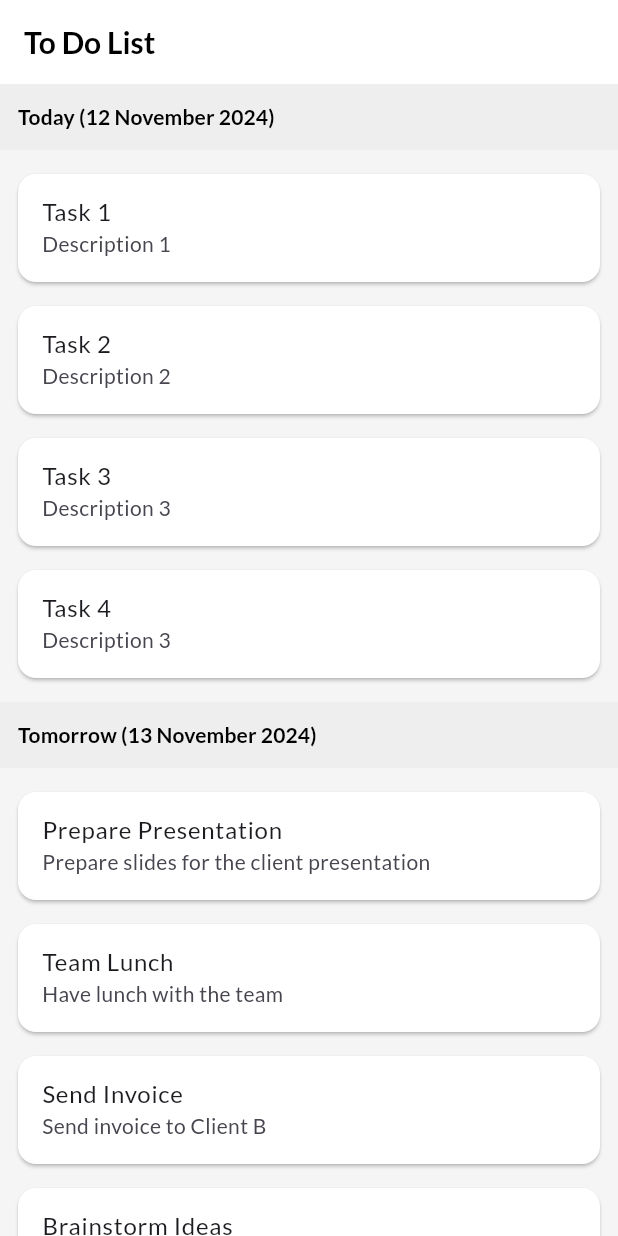
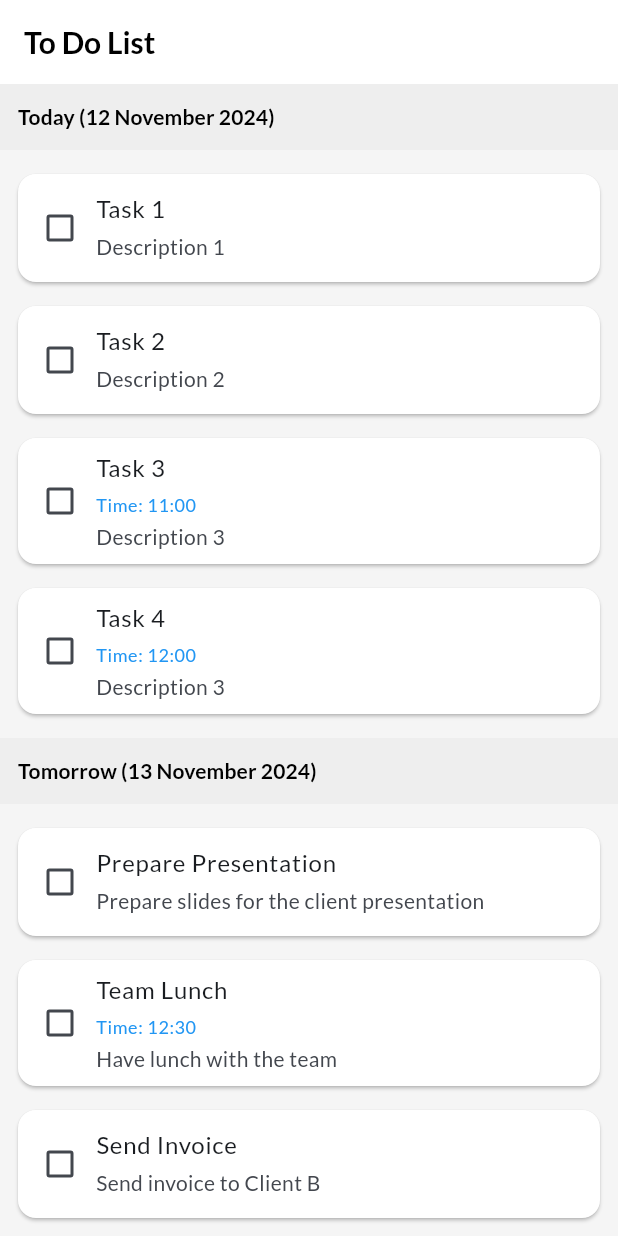
Before and after one commit to prasetya4di/test_algo_studio, a Flutter app: the screen it shows after launch, on a phone screen of 412 x 824 dp. Run offline on Flutter 3.47's test engine with Material 3 defaults, Android fonts, the phone set to English and light mode, and no system bars; our stand-ins replace auto_route, flutter_riverpod, freezed_annotation, google_fonts; missing offline and left inert: easy_sticky_header.

Commit message:
Add function to complete a task

```diff
--- a/lib/main.dart
+++ b/lib/main.dart
@@ -19,6 +19,7 @@ class MyApp extends StatelessWidget {
     return MaterialApp.router(
       title: 'Test Algo Studio',
       theme: ThemeData(
+        colorSchemeSeed: Colors.blue,
         useMaterial3: true,
         textTheme: GoogleFonts.latoTextTheme(),
         scaffoldBackgroundColor: Colors.grey[100],
--- a/lib/presentation/controller/task/task_event.dart
+++ b/lib/presentation/controller/task/task_event.dart
@@ -9,5 +9,7 @@ class TaskEvent with _$TaskEvent {
 
   const factory TaskEvent.add(Task task) = Add;
 
+  const factory TaskEvent.update(Task task) = Update;
+
   const factory TaskEvent.delete(Task task) = Delete;
 }
--- a/lib/presentation/controller/task/task_state.dart
+++ b/lib/presentation/controller/task/task_state.dart
@@ -9,12 +9,14 @@ class TaskState with _$TaskState {
   const factory TaskState({
     required AsyncValue<List<TaskGroup>> allTask,
     required AsyncValue<bool> addTask,
+    required AsyncValue<bool> updateTask,
     required AsyncValue<bool> deleteTask,
   }) = _TaskState;
 
   factory TaskState.initial() => const TaskState(
         allTask: AsyncValue.data([]),
         addTask: AsyncValue.data(false),
+        updateTask: AsyncValue.data(false),
         deleteTask: AsyncValue.data(false),
       );
 }
--- a/lib/presentation/screen/task/widget/list_task.dart
+++ b/lib/presentation/screen/task/widget/list_task.dart
@@ -2,6 +2,7 @@ import 'package:easy_sticky_header/easy_sticky_header.dart';
 import 'package:flutter/material.dart';
 import 'package:test_algo_studio/domain/entity/task_group.dart';
 import 'package:test_algo_studio/presentation/screen/task/widget/task_date_header.dart';
+import 'package:test_algo_studio/presentation/screen/task/widget/task_item.dart';
 
 class ListTask extends StatelessWidget {
   final List<TaskGroup> tasks;
@@ -30,13 +31,7 @@ class ListTask extends StatelessWidget {
                 padding: const EdgeInsets.symmetric(vertical: 8),
                 itemBuilder: (context, index) {
                   final task = data.tasks[index];
-                  return Card(
-                    margin: const EdgeInsets.symmetric(horizontal: 12, vertical: 8),
-                    child: ListTile(
-                      title: Text(task.title),
-                      subtitle: Text(task.description),
-                    ),
-                  );
+                  return TaskItem(task: task);
                 },
               ),
             ],
--- /dev/null
+++ b/lib/presentation/screen/task/widget/task_item.dart
@@ -0,0 +1,56 @@
+import 'package:flutter/material.dart';
+import 'package:flutter_riverpod/flutter_riverpod.dart';
+import 'package:intl/intl.dart';
+import 'package:test_algo_studio/domain/entity/task.dart';
+import 'package:test_algo_studio/presentation/controller/task/task_controller.dart';
+import 'package:test_algo_studio/presentation/controller/task/task_event.dart';
+
+class TaskItem extends ConsumerStatefulWidget {
+  final Task task;
+
+  const TaskItem({super.key, required this.task});
+
+  @override
+  ConsumerState<TaskItem> createState() => _TaskItemState();
+}
+
+class _TaskItemState extends ConsumerState<TaskItem> {
+  @override
+  Widget build(BuildContext context) {
+    final textTime = DateFormat('HH:mm').format(widget.task.date);
+
+    return Card(
+      margin: const EdgeInsets.symmetric(horizontal: 12, vertical: 8),
+      child: ListTile(
+        onTap: () {
+          final taskController = ref.read(taskControllerProvider.notifier);
+          taskController.emit(TaskEvent.update(
+              widget.task.copyWith(isComplete: !widget.task.isComplete)));
+        },
+        title: Text(widget.task.title),
+        subtitle: Column(
+          crossAxisAlignment: CrossAxisAlignment.start,
+          children: [
+            if (widget.task.useTime) ...[
+              const SizedBox(height: 4),
+              Text(
+                "Time: $textTime",
+                style: Theme.of(context).textTheme.bodySmall?.copyWith(
+                      color: Colors.blue,
+                    ),
+              ),
+            ],
+            const SizedBox(height: 4),
+            Text(widget.task.description),
+          ],
+        ),
+        leading: Checkbox(
+          value: widget.task.isComplete,
+          onChanged: (value) {},
+        ),
+        contentPadding: const EdgeInsets.symmetric(horizontal: 4),
+        horizontalTitleGap: 0,
+      ),
+    );
+  }
+}
```
Also changed, not shown: lib/presentation/controller/task/task_controller.dart (+37 -2 lines), lib/presentation/controller/task/task_event.freezed.dart, lib/presentation/controller/task/task_state.freezed.dart.
